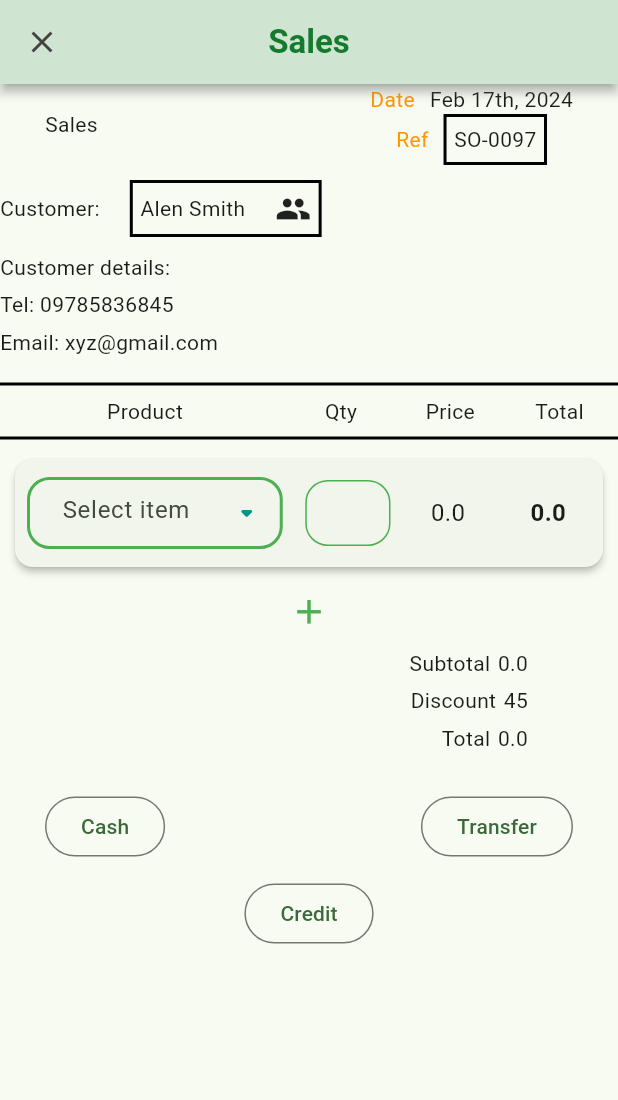
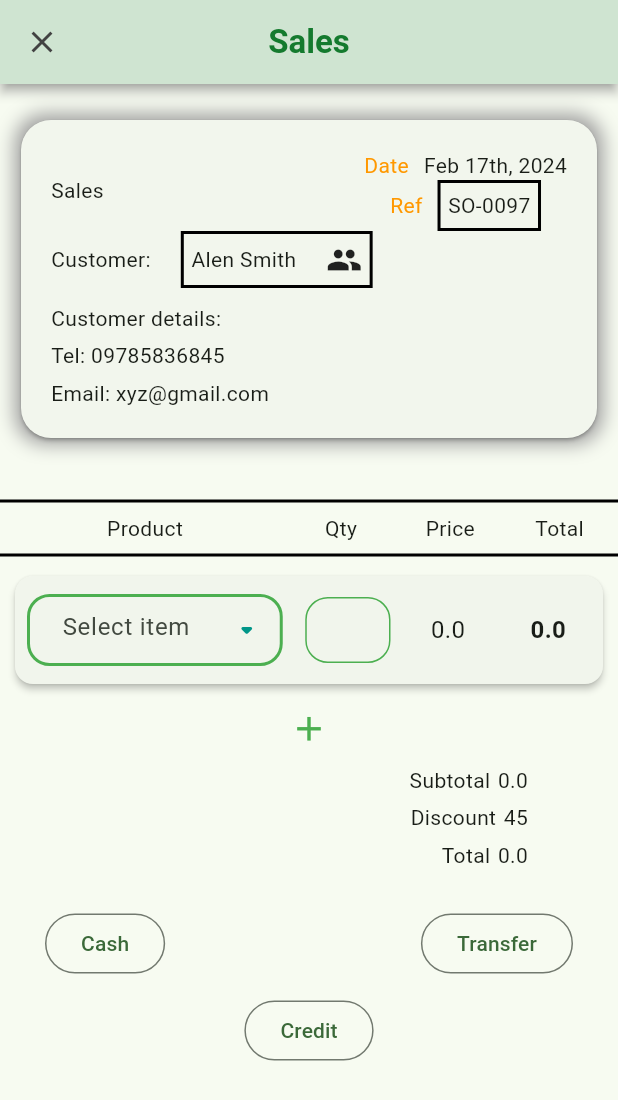
Before and after one commit to motidinsa/inventory, a Flutter app: the screen it shows after launch, after a tap on "Customer", on a phone screen of 412 x 824 dp. Shown: the top 1100 px of the screen. Run offline on Flutter 3.47's test engine with Material 3 defaults, Android fonts, the phone set to English and light mode, and no system bars; drawn by our look-alikes of smooth_corner; our stand-ins replace figma_squircle, font_awesome_flutter, get, hive, hive_flutter, isar and 1 more; accounts and stored records are empty; generated files the repository leaves out were written again.

Commit message:
code refactor

```diff
--- /dev/null
+++ b/lib/core/ui/elevated_card.dart
@@ -0,0 +1,52 @@
+import 'package:flutter/material.dart';
+
+import '../styles/styles.dart';
+
+class ElevatedCard extends StatelessWidget {
+  final Widget child;
+  final double? horizontalMargin;
+  final double? verticalMargin;
+  final double? verticalPadding;
+  final double? horizontalPadding;
+  final double? blurRadius;
+
+  const ElevatedCard({
+    super.key,
+    required this.child,
+    this.horizontalMargin,
+    this.verticalMargin,
+    this.blurRadius,
+    this.verticalPadding,
+    this.horizontalPadding,
+  });
+
+  @override
+  Widget build(BuildContext context) {
+    return Container(
+      margin: EdgeInsets.symmetric(
+        horizontal: horizontalMargin ?? 20,
+        vertical: verticalMargin ?? 0,
+      ),
+      decoration: BoxDecoration(
+          borderRadius: smoothBorderRadius(radius: 20),
+          boxShadow: [
+            BoxShadow(
+              color: Colors.grey,
+              blurRadius: blurRadius ?? 15,
+              spreadRadius: 0,
+            ),
+          ]),
+      child: Card(
+        surfaceTintColor: Colors.white,
+        shape: smoothRectangleBorder(radius: 20),
+        child: Padding(
+          padding: EdgeInsets.symmetric(
+            horizontal: horizontalPadding ?? 20,
+            vertical: verticalPadding ?? 20,
+          ),
+          child: child,
+        ),
+      ),
+    );
+  }
+}
--- a/lib/sales/ui/sales.dart
+++ b/lib/sales/ui/sales.dart
@@ -8,6 +8,8 @@ import 'package:smooth_corner/smooth_corner.dart';
 
 import 'package:my_inventory/sales/functions/sales_functions.dart';
 import 'package:my_inventory/sales/ui/product_item.dart';
+
+import '../../core/ui/elevated_card.dart';
 
 class Sales extends StatelessWidget {
   Sales({super.key});
@@ -21,8 +23,16 @@ class Sales extends StatelessWidget {
       body: Obx(() {
         return ListView(
           children: [
+            ElevatedCard(
+              horizontalMargin: 10,
+              verticalMargin: 20,
+              blurRadius: 10,
+              horizontalPadding: 20,
+              child: Column(
+                crossAxisAlignment: CrossAxisAlignment.start,
+                children: [
                   Padding(
-              padding: const EdgeInsets.symmetric(horizontal: 30),
+                    padding: const EdgeInsets.symmetric(horizontal: 0),
                     child: Row(
                       // mainAxisAlignment: MainAxisAlignment.spaceBetween,
                       children: [
@@ -65,7 +75,7 @@ class Sales extends StatelessWidget {
                       ],
                     ),
                   ),
-            sizedBox(height: 10),
+                  // sizedBox(height: 10),
                   Row(
                     // mainAxisAlignment: MainAxisAlignment.spaceBetween,
                     children: [
@@ -89,6 +99,9 @@ class Sales extends StatelessWidget {
                   const Text('Tel: 09785836845'),
                   sizedBox(height: 5),
                   const Text('Email: xyz@gmail.com'),
+                ],
+              ),
+            ),
             sizedBox(height: 10),
             const Divider(
               thickness: 2,
```
Also changed, not shown: lib/add_customer/ui/add_customer.dart (+4 -24 lines), lib/add_product/ui/add_product.dart (+4 -23 lines), lib/sales/ui/product_select.dart (+130 -130 lines). Lines whose indentation alone changed are shown as unchanged.
